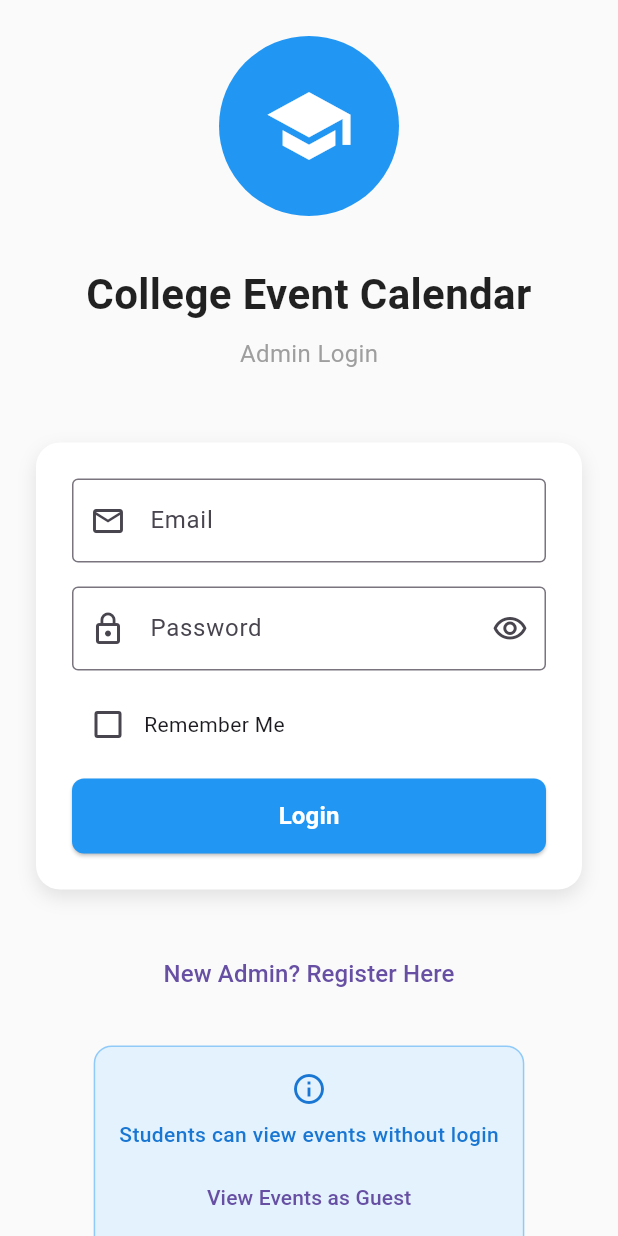
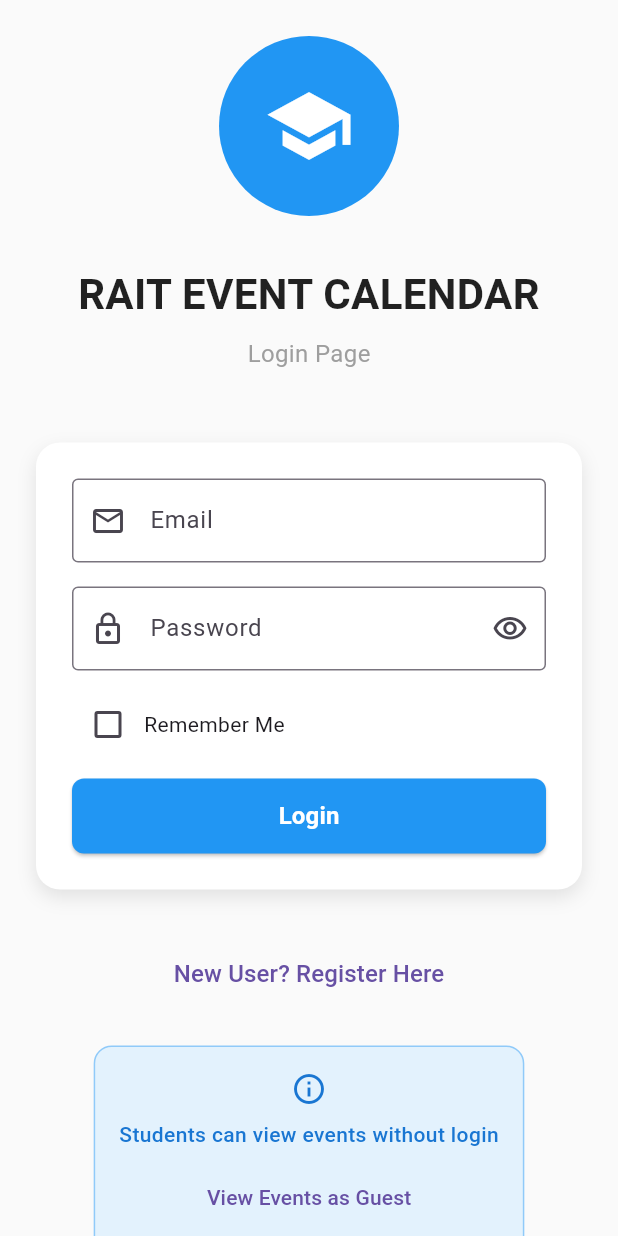
Before and after one commit to Atharvacodess/Rait_EventCalendar, a Flutter app: the screen it shows after launch, on a phone screen of 412 x 824 dp. Run offline on Flutter 3.47's test engine with Material 3 defaults, Android fonts, the phone set to English and light mode, and no system bars; our stand-ins replace cloud_firestore, firebase_auth, firebase_core, flutter_spinkit, shared_preferences, table_calendar; accounts and stored records are empty.

Commit message:
Minor UI changes

```diff
--- a/lib/Screens/home_screen.dart
+++ b/lib/Screens/home_screen.dart
@@ -139,7 +139,7 @@ class _HomeScreenState extends State<HomeScreen> {
       builder: (context, authService, child) {
         return Scaffold(
           appBar: AppBar(
-            title: const Text('College Event Calendar'),
+            title: const Text('RAIT EVENT CALENDAR'),
             centerTitle: true,
             actions: [
               // User info and logout
--- a/lib/Screens/login_screen.dart
+++ b/lib/Screens/login_screen.dart
@@ -133,7 +133,7 @@ class _LoginScreenState extends State<LoginScreen> {
 
                 // Title
                 const Text(
-                  'College Event Calendar',
+                  'RAIT EVENT CALENDAR',
                   style: TextStyle(
                     fontSize: 28,
                     fontWeight: FontWeight.bold,
@@ -143,7 +143,7 @@ class _LoginScreenState extends State<LoginScreen> {
                 ),
                 const SizedBox(height: 8),
                 const Text(
-                  'Admin Login',
+                  'Login Page',
                   style: TextStyle(
                     fontSize: 16,
                     color: Colors.grey,
@@ -284,7 +284,7 @@ class _LoginScreenState extends State<LoginScreen> {
                     );
                   },
                   child: const Text(
-                    'New Admin? Register Here',
+                    'New User? Register Here',
                     style: TextStyle(
                       fontSize: 16,
                       fontWeight: FontWeight.w500,
```
